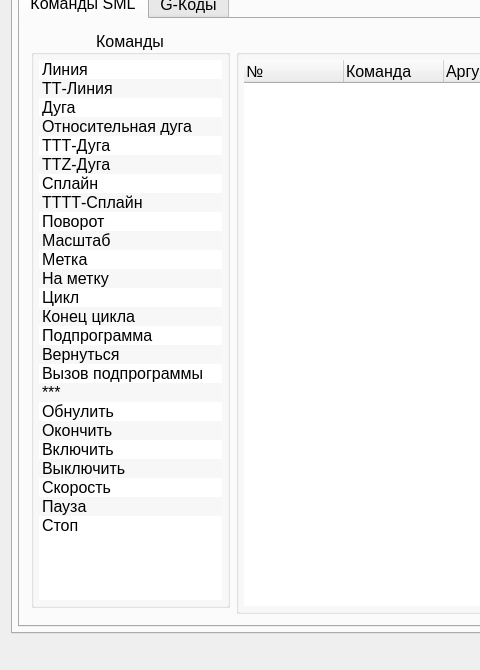
Old version of the form KAMEditor/gui/mainwindow.ui in the repository Xtail96/SML; both pictures show x 0 to 480 and y 125 to 795 of the 1366 by 795 pixel window.
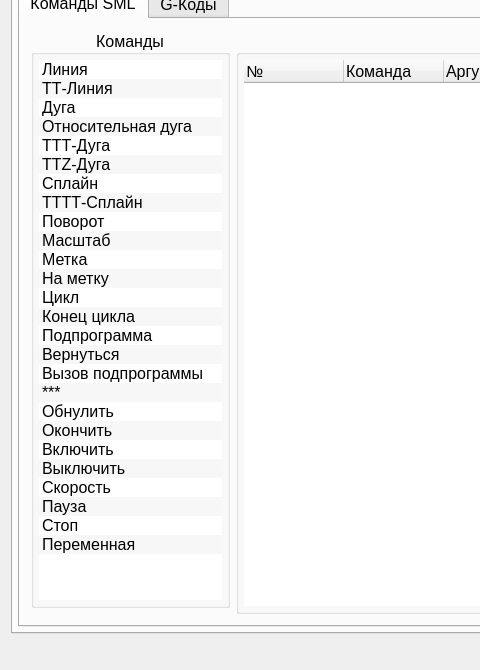
New version of the form. The open tabs and pages were chosen to show the change. Icons and pictures are not drawn. Custom widgets are drawn as their Qt base class.

Commit message: Введена команда Переменная; Раскоментированы существующие диалоги команд

Patch:
```diff
--- a/KAMEditor/gui/mainwindow.ui
+++ b/KAMEditor/gui/mainwindow.ui
@@ -328,6 +328,11 @@
                    <string>Стоп</string>
                   </property>
                  </item>
+                 <item>
+                  <property name="text">
+                   <string>Переменная</string>
+                  </property>
+                 </item>
                 </widget>
                </item>
               </layout>
```
Left out of the diff: 2 changed lines with no effect on the pictures. The commit also changes 49 other files.
